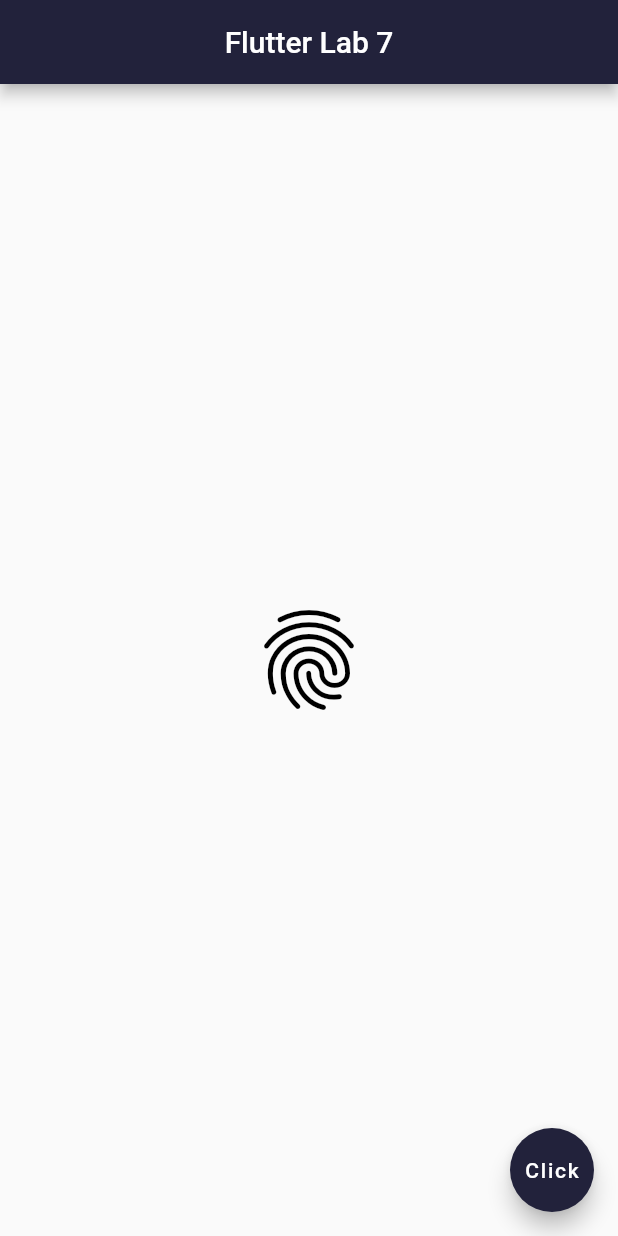
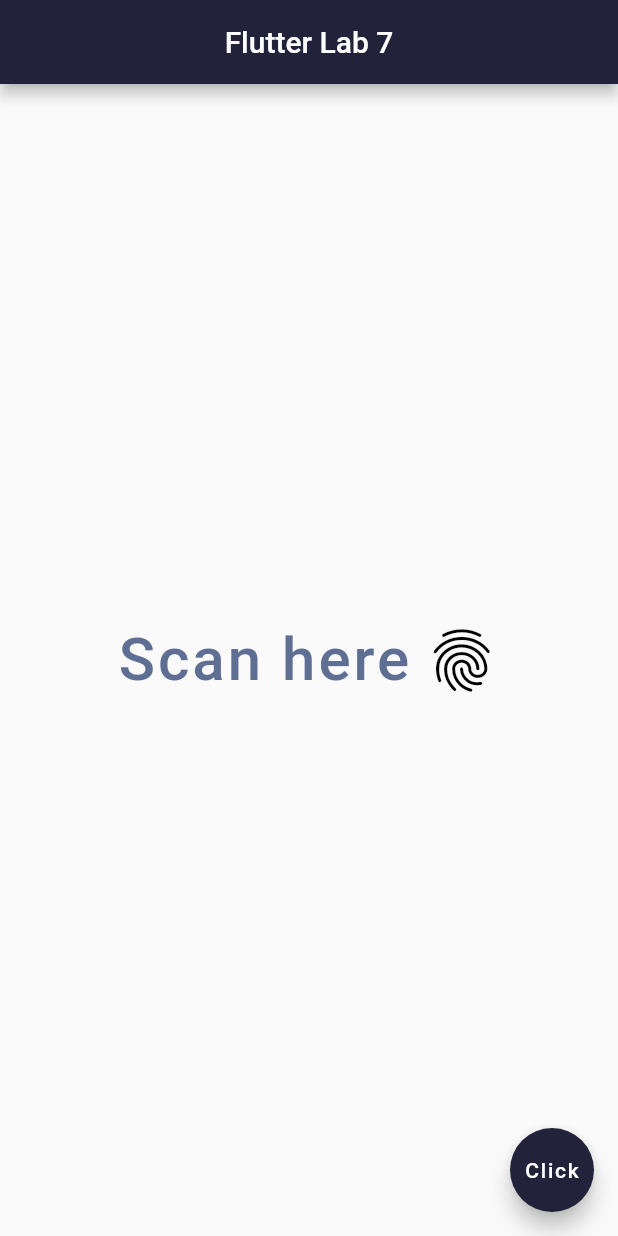
Before and after one commit to DhruviSherathiya/SmartDeviceProgramming, a Flutter app: the screen it shows after launch, on a phone screen of 412 x 824 dp. Run offline on Flutter 3.47's test engine with Material 2 defaults, Android fonts, the phone set to English and light mode, and no system bars.

Commit message:
Lab 7 Completed

```diff
--- a/Lab7/lib/code2.dart
+++ b/Lab7/lib/code2.dart
@@ -1,13 +1,13 @@
 import 'package:flutter/material.dart';
 
-class FirstClass extends StatefulWidget {
-  const FirstClass({Key? key}) : super(key: key);
+class SecondClass extends StatefulWidget {
+  const SecondClass({Key? key}) : super(key: key);
 
   @override
-  State<FirstClass> createState() => _FirstClassState();
+  State<SecondClass> createState() => _SecondClassState();
 }
 
-class _FirstClassState extends State<FirstClass> {
+class _SecondClassState extends State<SecondClass> {
   @override
   Widget build(BuildContext context) {
     return Scaffold(
@@ -29,6 +29,5 @@ class _FirstClassState extends State<FirstClass> {
         backgroundColor: Color(0xff22223b),
       ),
     );
-
   }
 }
--- /dev/null
+++ b/Lab7/lib/code3.dart
@@ -0,0 +1,99 @@
+import 'package:flutter/material.dart';
+
+class ThirdClass extends StatefulWidget {
+  const ThirdClass({Key? key}) : super(key: key);
+
+  @override
+  State<ThirdClass> createState() => _ThirdClassState();
+}
+
+class _ThirdClassState extends State<ThirdClass> {
+  @override
+  Widget build(BuildContext context) {
+    return Scaffold(
+      appBar: AppBar(
+        title: Text('Flutter Lab 7'),
+        centerTitle: true,
+        backgroundColor: Color(0xff22223b),
+      ),
+      /**body: Center(
+          child: ElevatedButton(
+            child: Text('Button'),
+            onPressed: () {},
+            style: ElevatedButton.styleFrom(
+                primary: Color(0xff22223b),
+                padding: EdgeInsets.symmetric(horizontal: 50, vertical: 20),
+                textStyle: TextStyle(
+                    fontSize: 40,
+                    fontWeight: FontWeight.bold)),
+
+          ),
+      ),*/
+      /** body: Center(
+          child: FlatButton(
+            onPressed: () { print('print on consol'); },
+            child: Text('Flat Button'),
+            color: Color(0xff5F6F94),
+          ),
+      ), */
+      /** body: Center(
+        child: IconButton(
+          icon: Icon(
+            Icons.mail_outline_sharp,
+            size: 30.0,
+          ),
+          tooltip: 'send mail me',
+          onPressed: () {
+            print('Send mail on console');
+          },
+        ),
+      ),*/
+      /** body: Center(
+        child: TextButton.icon(
+          icon: Icon(
+            Icons.fingerprint,
+            color:Colors.black,
+            size: 50.0,
+          ),
+          label: Text(
+            "Scan here",
+            style: TextStyle(
+              color: Color(0xff5F6F94),
+              fontSize: 40.0,
+              letterSpacing: 2.0,
+            ),
+            textAlign: TextAlign.start,
+          ),
+          onPressed: () {},
+        ),
+      ),*/
+    body: Center(
+      child: Directionality(
+        textDirection: TextDirection.rtl,
+        child: TextButton.icon(
+          icon: Icon(
+            Icons.fingerprint,
+            color:Colors.black,
+            size: 50.0,
+        ),
+        label: Text(
+          "Scan here",
+          style: TextStyle(
+            color: Color(0xff5F6F94),
+            fontSize: 40.0,
+            letterSpacing: 2.0,
+          ),
+          textAlign: TextAlign.start,
+        ),
+        onPressed: () {},
+        )
+      )
+    ),
+      floatingActionButton: FloatingActionButton(
+        onPressed: () {},
+        child: Text('Click'),
+        backgroundColor: Color(0xff22223b),
+      ),
+    );
+  }
+}
--- a/Lab7/lib/main.dart
+++ b/Lab7/lib/main.dart
@@ -1,12 +1,14 @@
 import 'package:flutter/material.dart';
-//import 'package:lab_7/code1.dart';
+import 'package:lab_7/code1.dart';
 import 'package:lab_7/code2.dart';
+import 'package:lab_7/code3.dart';
 
 void main() {
   runApp(MaterialApp(
     routes: {
       //'/': (context) => FirstClass(),
-      '/': (context) => FirstClass(),
+      //'/': (context) => SecondClass(),
+      '/': (context) => ThirdClass(),
     },
   ));
 }
```
Also changed, not shown: Lab7/ss/ss2.png (added), Lab7/ss/ss3.png (added), Lab7/ss/ss4.png (added), Lab7/ss/ss5.png (added), Lab7/ss/ss6.png (added), Lab7/ss/ss7.png (added), Lab7/ss/ss8.png (added).
